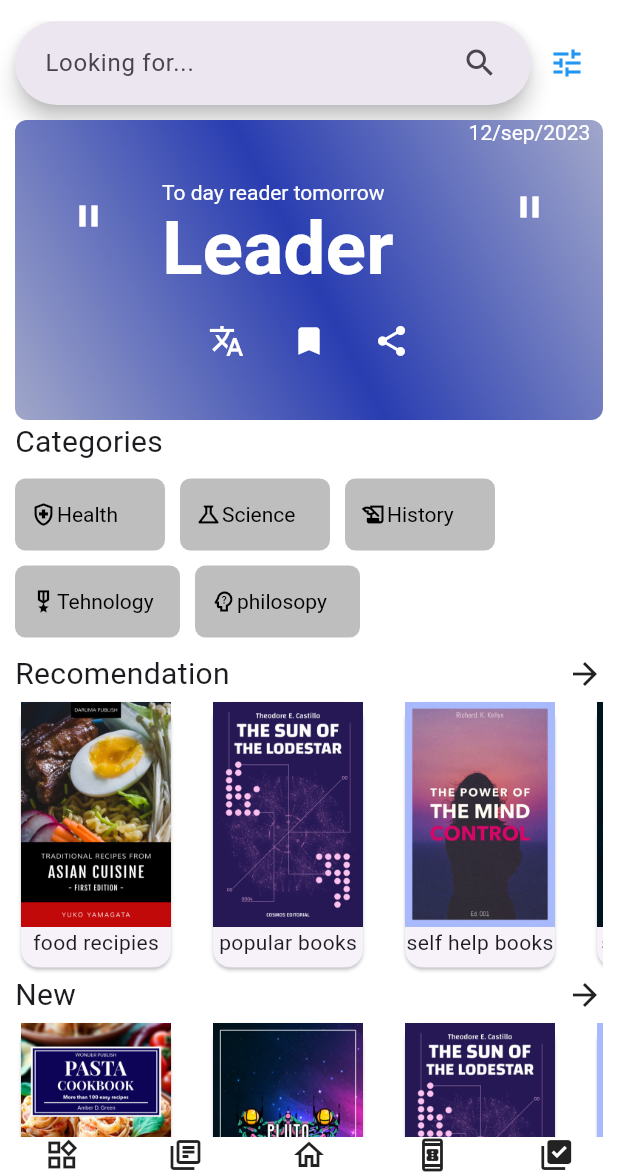
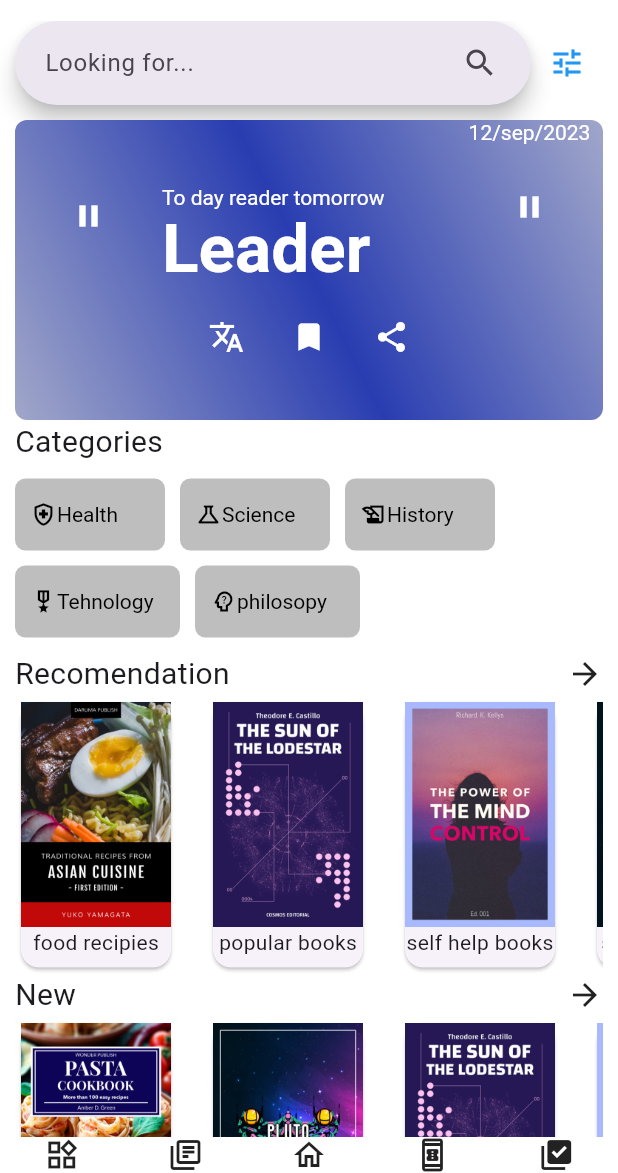
Before and after one commit to Emnet-tes/gdsc_study_session_g5, a Flutter app: the screen it shows after launch, on a phone screen of 412 x 824 dp, the part 63-1236 px from its top. Run offline on Flutter 3.47's test engine with Material 3 defaults, Android fonts, the phone set to English and light mode, and no system bars; missing offline and left inert: dart:html.

Commit message:
modify the size

```diff
--- a/Dart-Tasks/task-5/book_store/lib/main.dart
+++ b/Dart-Tasks/task-5/book_store/lib/main.dart
@@ -56,7 +56,7 @@ class MyHomePage extends StatelessWidget {
         Container(
           margin: EdgeInsets.only(top: 10.0),
           alignment: Alignment.center,
-          width: 300,
+          width: 250,
           height: 200.0,
           decoration: BoxDecoration(
               borderRadius: BorderRadius.all(Radius.circular(8.0)),
@@ -96,7 +96,7 @@ class MyHomePage extends StatelessWidget {
                           TextSpan(
                               text: 'Leader',
                               style: const TextStyle(
-                                  fontWeight: FontWeight.bold, fontSize: 50.0)),
+                                  fontWeight: FontWeight.bold, fontSize: 45.0)),
                         ],
                       )),
                       Padding(padding: EdgeInsets.only(bottom: 20.0)),
```
